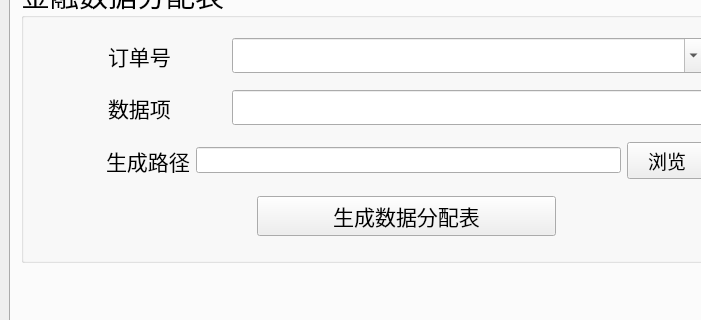
Qt form res/ui/main_window.ui (zelviner/DataHandler) before a commit; both pictures show x 0 to 701 and y 109 to 429 of the 825 by 806 pixel window.
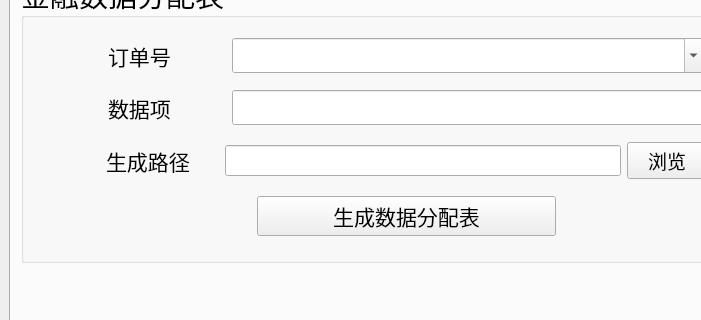
The same form after that commit. The open tabs and pages were chosen to show the change.

Commit message: fix(ui): 修复主窗口布局问题和生成路径校验

Diff of the .ui file:
```diff
--- a/res/ui/main_window.ui
+++ b/res/ui/main_window.ui
@@ -1358,7 +1358,7 @@
             </spacer>
            </item>
            <item>
-            <layout class="QHBoxLayout" name="horizontalLayout_50">
+            <layout class="QHBoxLayout" name="horizontalLayout_50" stretch="2,7">
              <item>
               <widget class="QLabel" name="label_17">
                <property name="font">
@@ -1377,7 +1377,7 @@
                <property name="font">
                 <font>
                  <family>微软雅黑</family>
-                 <pointsize>10</pointsize>
+                 <pointsize>12</pointsize>
                 </font>
                </property>
               </widget>
```
The commit also changes 3 other files.
